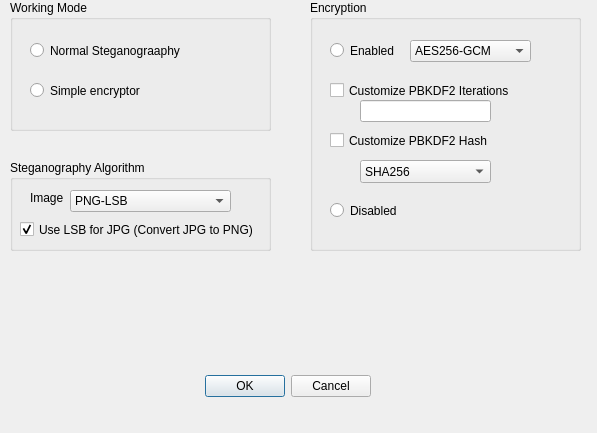
This is dialog.ui in pingwcy/HideSlothQt as Qt 5 draws it before an edit. The edited form follows.
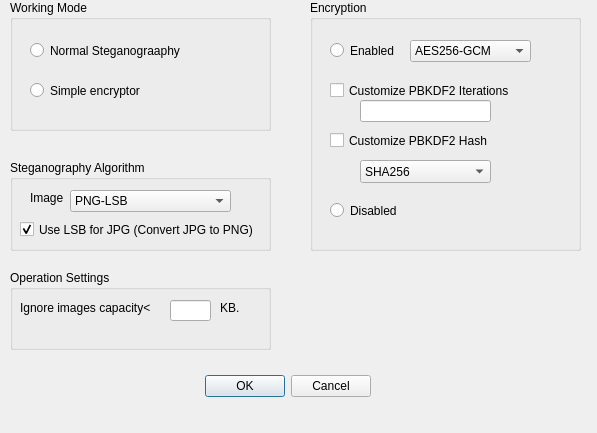
This is the edited form.

What changed in the file:
```diff
--- a/dialog.ui
+++ b/dialog.ui
@@ -250,6 +250,55 @@
     </property>
    </widget>
   </widget>
+  <widget class="QGroupBox" name="groupBox_4">
+   <property name="geometry">
+    <rect>
+     <x>10</x>
+     <y>270</y>
+     <width>261</width>
+     <height>80</height>
+    </rect>
+   </property>
+   <property name="title">
+    <string>Operation Settings</string>
+   </property>
+   <widget class="QLabel" name="label_2">
+    <property name="geometry">
+     <rect>
+      <x>10</x>
+      <y>30</y>
+      <width>211</width>
+      <height>16</height>
+     </rect>
+    </property>
+    <property name="text">
+     <string>Ignore images capacity&lt;</string>
+    </property>
+   </widget>
+   <widget class="QLineEdit" name="lineEdit_2">
+    <property name="geometry">
+     <rect>
+      <x>160</x>
+      <y>30</y>
+      <width>41</width>
+      <height>21</height>
+     </rect>
+    </property>
+   </widget>
+   <widget class="QLabel" name="label_3">
+    <property name="geometry">
+     <rect>
+      <x>210</x>
+      <y>30</y>
+      <width>53</width>
+      <height>15</height>
+     </rect>
+    </property>
+    <property name="text">
+     <string>KB.</string>
+    </property>
+   </widget>
+  </widget>
  </widget>
  <resources/>
  <connections>
```
